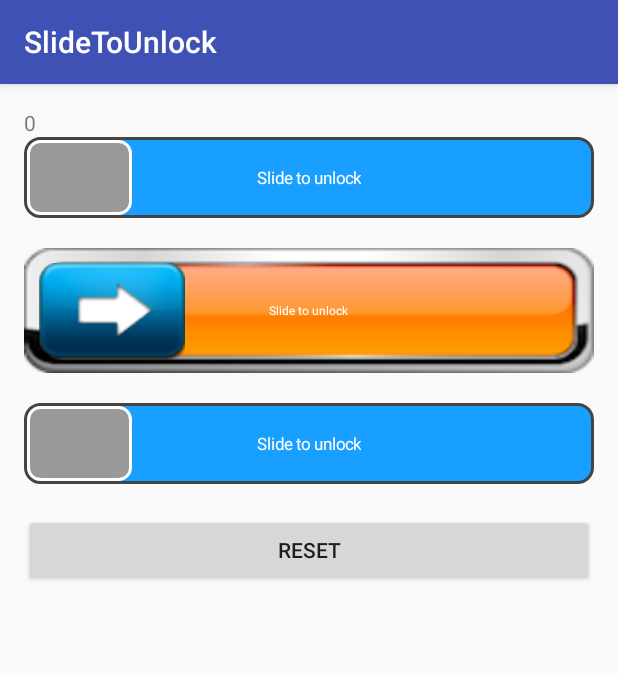
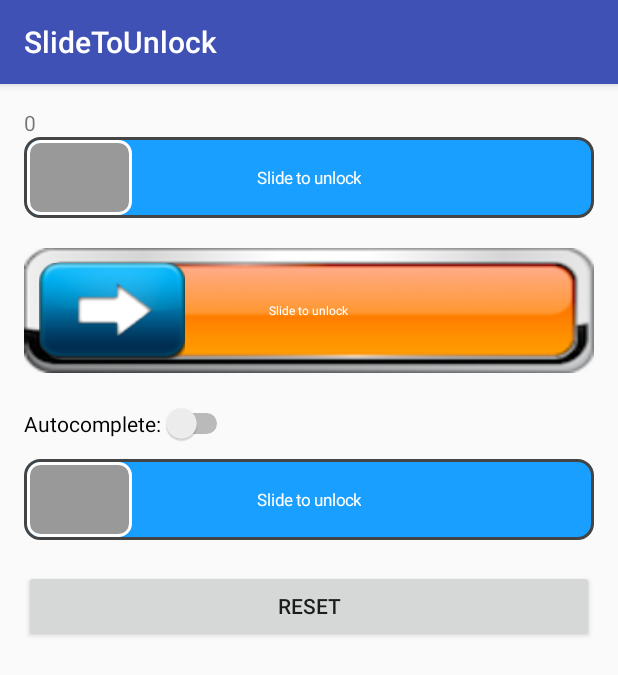
Before and after one commit to cheekiat/SlideToUnlock, an Android app: the screen it shows after launch (MainActivity), on a phone screen of 412 x 824 dp. Shown: the top 675 px of the screen. Run offline under Robolectric (Android 15) with nearby library versions, the phone set to English and light mode, and no system bars; 2 statements that could not run were skipped.

```diff
--- a/app/src/main/java/cheekiat/slidetounlock/MainActivity.java
+++ b/app/src/main/java/cheekiat/slidetounlock/MainActivity.java
@@ -3,6 +3,8 @@ package cheekiat.slidetounlock;
 import android.os.Bundle;
 import android.support.v7.app.AppCompatActivity;
 import android.view.View;
+import android.widget.CompoundButton;
+import android.widget.Switch;
 import android.widget.TextView;
 import android.widget.Toast;
 
@@ -15,6 +17,9 @@ public class MainActivity extends AppCompatActivity {
     SlideView mSlideView, mSlideViewImage,mSlideViewAutocompleteImage;
 
     TextView progressView;
+
+    Switch switchView;
+
     @Override
     protected void onCreate(Bundle savedInstanceState) {
         super.onCreate(savedInstanceState);
@@ -24,12 +29,25 @@ public class MainActivity extends AppCompatActivity {
         mSlideViewImage = (SlideView) findViewById(R.id.slide_view2);
         mSlideViewAutocompleteImage = (SlideView) findViewById(R.id.slide_view_autocomplete);
         progressView = (TextView)findViewById(R.id.progress);
+        switchView = (Switch)findViewById(R.id.switch1);
+
+        switchView.setOnCheckedChangeListener(new CompoundButton.OnCheckedChangeListener() {
+            @Override
+            public void onCheckedChanged(CompoundButton buttonView, boolean isChecked) {
+                mSlideViewAutocompleteImage.setAutocomplete(isChecked);
+            }
+        });
 
         mSlideView.setOnChangeListener(new OnChangeListener(){
 
             @Override
             public void onProgressChanged(int progress) {
                 progressView.setText("Prgress : "+progress);
+            }
+
+            @Override
+            public void onStopChanged() {
+                Toast.makeText(MainActivity.this,"Action up!",Toast.LENGTH_SHORT).show();
             }
 
             @Override
--- a/app/src/main/res/layout/activity_main.xml
+++ b/app/src/main/res/layout/activity_main.xml
@@ -52,6 +52,15 @@
         app:slideTextSize="5dp" />
 
 
+    <Switch
+        android:id="@+id/switch1"
+        android:layout_width="wrap_content"
+        android:layout_height="wrap_content"
+        android:text="Autocomplete:"
+        android:checked="false"
+        android:layout_marginTop="20dp"
+        android:textOff=""
+        android:textOn=""/>
 
     <cheekiat.slideview.SlideView
         android:id="@+id/slide_view_autocomplete"
@@ -59,8 +68,8 @@
         android:layout_height="wrap_content"
         app:duration="200"
         app:slideAutocomplete="false"
-        android:layout_marginTop="20dp"
         app:slideBackground="@drawable/shape_background"
+        android:layout_marginTop="10dp"
         app:slideSrc="@drawable/shape_slide_icon"
         app:slideSrcMarginBottom="2dp"
         app:slideSrcMarginLeft="2dp"
--- a/slideview/build.gradle
+++ b/slideview/build.gradle
@@ -48,7 +48,7 @@ publish {
     userOrg = 'kiathee'
     groupId = 'com.cheekiat'
     artifactId = 'slideview'
-    publishVersion = '1.5'
+    publishVersion = '1.6'
     desc = 'This is a android slide to unload library '
     website = 'https://github.com/cheekiat/SlideToUnlock'
 }
--- a/slideview/src/main/java/cheekiat/slideview/OnChangeListener.java
+++ b/slideview/src/main/java/cheekiat/slideview/OnChangeListener.java
@@ -4,5 +4,7 @@ public interface OnChangeListener {
 
     void onProgressChanged(int progress);
 
+    void onStopChanged();
+
     void onComplete();
 }
```
Also changed, not shown: slideview/src/main/java/cheekiat/slideview/SlideView.java (+34 -13 lines).
